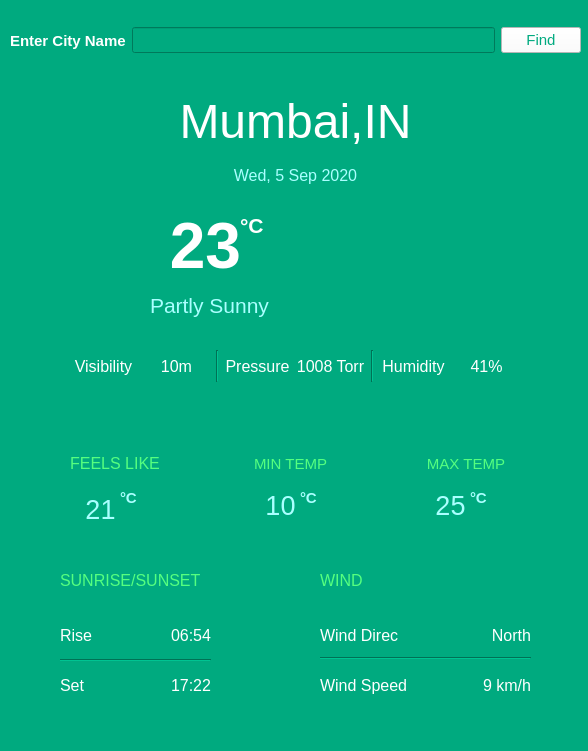
This is widget.ui in shwetalsoni/WeatherApp as Qt 5 draws it before an edit. The edited form follows.
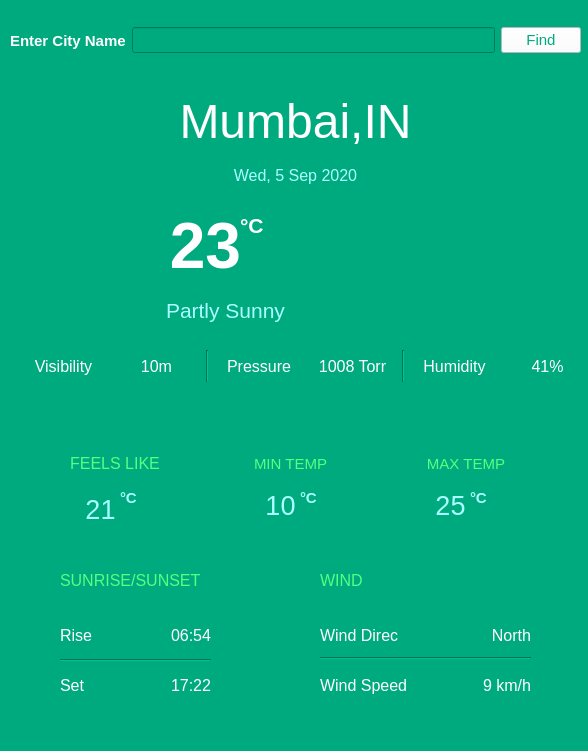
This is the edited form. Icons and pictures are not drawn.

The edit to the form file:
```diff
--- a/widget.ui
+++ b/widget.ui
@@ -69,7 +69,7 @@
      <x>150</x>
      <y>290</y>
      <width>151</width>
-     <height>31</height>
+     <height>41</height>
     </rect>
    </property>
    <property name="font">
@@ -86,6 +86,9 @@
    <property name="text">
     <string>Partly Sunny</string>
    </property>
+   <property name="alignment">
+    <set>Qt::AlignCenter</set>
+   </property>
   </widget>
   <widget class="QLabel" name="dateTime">
    <property name="geometry">
@@ -377,9 +380,9 @@
   <widget class="QWidget" name="layoutWidget">
    <property name="geometry">
     <rect>
-     <x>70</x>
+     <x>20</x>
      <y>350</y>
-     <width>450</width>
+     <width>571</width>
      <height>32</height>
     </rect>
    </property>
```
Left out of the diff: 21 changed lines with no effect on the pictures.
